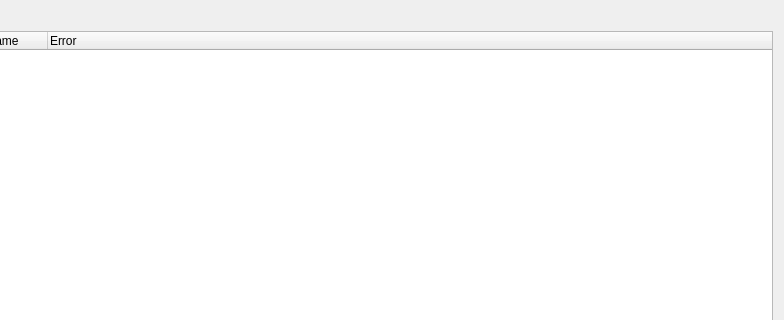
Before: the Qt Designer form brainframe_qt/ui/dialogs/identity_configuration/identity_error_popup/identity_error_popup.ui in aotuai/brainframe-qt, drawn with Qt 5; both pictures show x 264 to 1048 and y 0 to 320 of the 1048 by 540 pixel window.
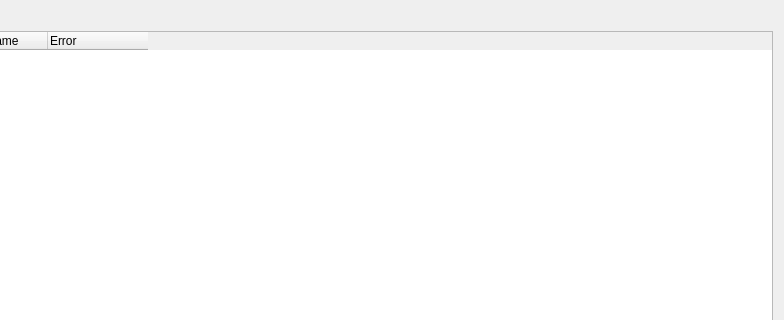
After: the same form once the commit is applied. Custom widgets are drawn as their Qt base class.

Commit message: New identity configuration dialog. Still need to populate it. Identities are now added using threads, but might be kinda broken. More work is needed

Diff of the .ui file:
```diff
--- a/brainframe_qt/ui/dialogs/identity_configuration/identity_error_popup/identity_error_popup.ui
+++ b/brainframe_qt/ui/dialogs/identity_configuration/identity_error_popup/identity_error_popup.ui
@@ -31,6 +31,9 @@
      <attribute name="headerCascadingSectionResizes">
       <bool>true</bool>
      </attribute>
+     <attribute name="headerStretchLastSection">
+      <bool>false</bool>
+     </attribute>
      <column>
       <property name="text">
        <string>Unique ID</string>
```
The commit also changes 5 other files.
